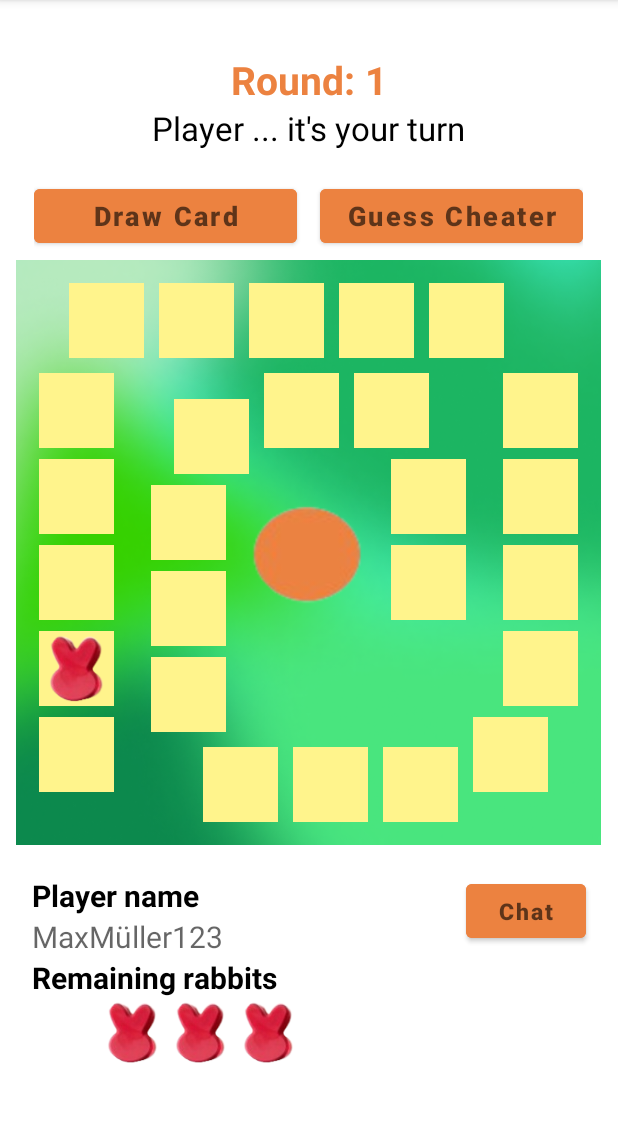
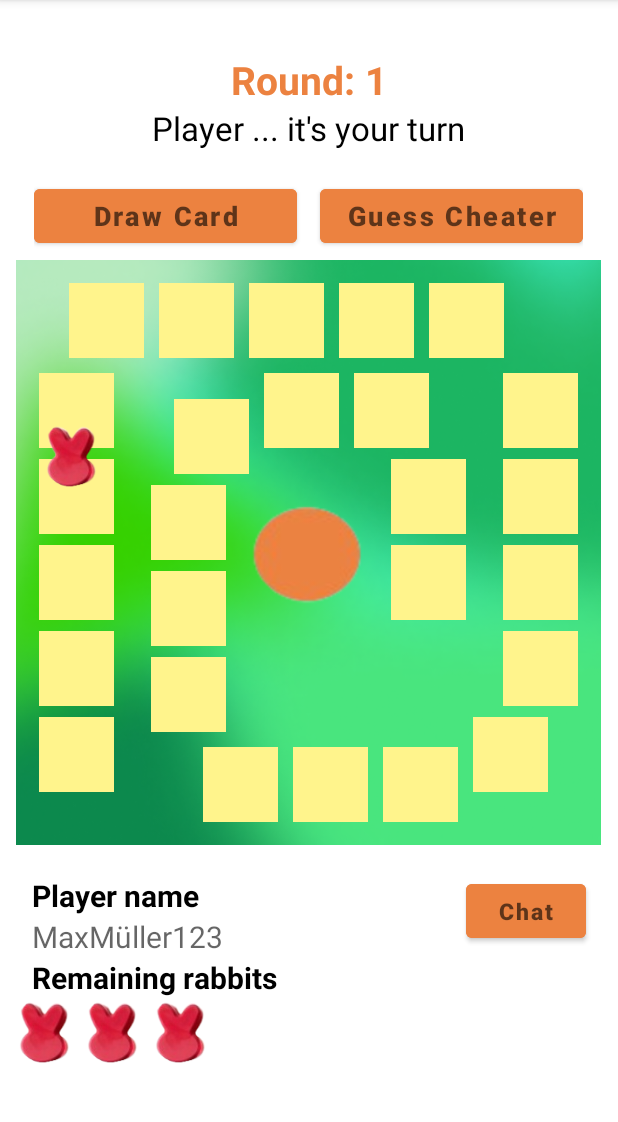
Before and after one commit to SE2-Gruppe-III-LottiKarotti/Frontend, an Android app: the GameActivity screen opened directly, with no data from a screen before it, after a tap on an icon or button, on a phone screen of 412 x 824 dp, the part 84-1206 px from its top. Run offline under Robolectric (Android 15) with nearby library versions, the phone set to English and light mode, and no system bars.

Commit message:
Update first game moves

```diff
--- a/app/src/main/java/at/aau/serg/websocketdemoapp/activities/GameActivity.java
+++ b/app/src/main/java/at/aau/serg/websocketdemoapp/activities/GameActivity.java
@@ -2,9 +2,14 @@ package at.aau.serg.websocketdemoapp.activities;
 
 import static com.google.gson.internal.$Gson$Types.arrayOf;
 
+import android.animation.AnimatorSet;
+import android.animation.ObjectAnimator;
+import android.annotation.SuppressLint;
 import android.graphics.drawable.Drawable;
 import android.os.Bundle;
 import android.view.View;
+import android.view.ViewGroup;
+import android.view.animation.AccelerateDecelerateInterpolator;
 import android.widget.ImageView;
 import android.widget.TextView;
 
@@ -16,10 +21,14 @@ import androidx.core.view.ViewCompat;
 import androidx.core.view.WindowInsetsCompat;
 
 import java.lang.reflect.Array;
+import java.util.Random;
 
 import at.aau.serg.websocketdemoapp.R;
 
 public class GameActivity extends AppCompatActivity {
+    ImageView[] fields;
+
+    int[] rabbitPosition = {0,0,0,0,0,0,0,0,0,0,0,0,0,0,0,0,0,0,0,0,0,0,0,0,0,0};
 
     @Override
     protected void onCreate(Bundle savedInstanceState) {
@@ -32,71 +41,85 @@ public class GameActivity extends AppCompatActivity {
             return insets;
         });
 
-        int[] fields = new int[26];
-
         ImageView rabbit1 = findViewById(R.id.rabbit1);
         ImageView rabbit2 = findViewById(R.id.rabbit2);
         ImageView rabbit3 = findViewById(R.id.rabbit3);
         ImageView rabbit4 = findViewById(R.id.rabbit4);
 
-        TextView field1 = findViewById(R.id.field1);
+        ImageView field1 = findViewById(R.id.field1);
         ImageView field2 = findViewById(R.id.field2);
-        TextView field3 = findViewById(R.id.field3);
-        TextView field4 = findViewById(R.id.field4);
-        TextView field5 = findViewById(R.id.field5);
-        TextView field6 = findViewById(R.id.field6);
-        TextView field7 = findViewById(R.id.field7);
-        TextView field8 = findViewById(R.id.field8);
-        TextView field9 = findViewById(R.id.field9);
-        TextView field10 = findViewById(R.id.field10);
-        TextView field11 = findViewById(R.id.field11);
-        TextView field12 = findViewById(R.id.field12);
-        TextView field13 = findViewById(R.id.field13);
-        TextView field14 = findViewById(R.id.field14);
-        TextView field15 = findViewById(R.id.field15);
-        TextView field16 = findViewById(R.id.field16);
-        TextView field17 = findViewById(R.id.field17);
-        TextView field18 = findViewById(R.id.field18);
-        TextView field19 = findViewById(R.id.field19);
-        TextView field20 = findViewById(R.id.field20);
-        TextView field21 = findViewById(R.id.field21);
-        TextView field22 = findViewById(R.id.field22);
-        TextView field23 = findViewById(R.id.field23);
-        TextView field24 = findViewById(R.id.field24);
-        TextView field25 = findViewById(R.id.field25);
-        TextView field26 = findViewById(R.id.field26);
+        ImageView field3 = findViewById(R.id.field3);
+        ImageView field4 = findViewById(R.id.field4);
+        ImageView field5 = findViewById(R.id.field5);
+        ImageView field6 = findViewById(R.id.field6);
+        ImageView field7 = findViewById(R.id.field7);
+        ImageView field8 = findViewById(R.id.field8);
+        ImageView field9 = findViewById(R.id.field9);
+        ImageView field10 = findViewById(R.id.field10);
+        ImageView field11 = findViewById(R.id.field11);
+        ImageView field12 = findViewById(R.id.field12);
+        ImageView field13 = findViewById(R.id.field13);
+        ImageView field14 = findViewById(R.id.field14);
+        ImageView field15 = findViewById(R.id.field15);
+        ImageView field16 = findViewById(R.id.field16);
+        ImageView field17 = findViewById(R.id.field17);
+        ImageView field18 = findViewById(R.id.field18);
+        ImageView field19 = findViewById(R.id.field19);
+        ImageView field20 = findViewById(R.id.field20);
+        ImageView field21 = findViewById(R.id.field21);
+        ImageView field22 = findViewById(R.id.field22);
+        ImageView field23 = findViewById(R.id.field23);
+        ImageView field24 = findViewById(R.id.field24);
+        ImageView field25 = findViewById(R.id.field25);
+        ImageView field26 = findViewById(R.id.field26);
 
-        rabbit1.setOnClickListener(new View.OnClickListener() {
-            @Override
-            public void onClick(View v) {
-                field2.setImageResource(R.drawable.red_rabbit);
-                rabbit1.setImageDrawable(null);
-            }
+        fields = new ImageView[]{field1, field2, field3, field4, field5, field6, field7, field8, field9,
+                field10, field11, field12, field13, field14, field15, field16, field17, field18, field19,
+                field20, field21, field22, field23, field24, field25, field26};
+
+        rabbit1.setOnClickListener(v -> {
+            moveRabbit(rabbit1, currentRabbitPosition(1));
+            //rabbit1.setImageDrawable(null);
         });
 
-        rabbit2.setOnClickListener(new View.OnClickListener() {
-            @Override
-            public void onClick(View v) {
-                field2.setImageResource(R.drawable.red_rabbit);
-                rabbit1.setImageDrawable(null);
-            }
+        rabbit2.setOnClickListener(v -> {
         });
 
-        rabbit3.setOnClickListener(new View.OnClickListener() {
-            @Override
-            public void onClick(View v) {
-                field2.setImageResource(R.drawable.red_rabbit);
-                rabbit1.setImageDrawable(null);
-            }
+        rabbit3.setOnClickListener(v -> {
         });
 
-        rabbit4.setOnClickListener(new View.OnClickListener() {
-            @Override
-            public void onClick(View v) {
-                field2.setImageResource(R.drawable.red_rabbit);
-                rabbit1.setImageDrawable(null);
-            }
+        rabbit4.setOnClickListener(v -> {
         });
     }
 
-}
+    private int currentRabbitPosition(int rabbitNumber) {
+        for (int i = 0; i < rabbitPosition.length; i++) {
+            if (rabbitPosition[i] == rabbitNumber) {
+                rabbitPosition[i] = 0;
+                return i;
+            }
+        }
+        return 0;
+    }
+
+    private void moveRabbit(ImageView clickedRabbit, int currentPosition) {
+        Random rand = new Random();
+        int fieldToGo = rand.nextInt(4);
+        ViewGroup parentLayout = (ViewGroup) findViewById(R.id.relative_layout3);
+        ViewGroup currentParent = (ViewGroup) clickedRabbit.getParent();
+        currentParent.removeView(clickedRabbit);
+
+        // Add the rabbit ImageView to the parent layout of the fields
+        parentLayout.addView(clickedRabbit);
+        //fields[currentPosition].setImageDrawable(null);
+        //fields[currentPosition+fieldToGo].setImageResource(R.drawable.red_rabbit);
+
+        float targetX = fields[currentPosition+fieldToGo].getX();
+        float targetY = fields[currentPosition+fieldToGo].getY();
+
+        clickedRabbit.setX(targetX);
+        clickedRabbit.setY(targetY);
+
+        rabbitPosition[currentPosition+fieldToGo]=1;
+        }
+    }
--- a/app/src/main/res/layout/activity_game.xml
+++ b/app/src/main/res/layout/activity_game.xml
@@ -76,7 +76,7 @@
         android:layout_marginBottom="20dp"
         android:background="@drawable/background">
 
-        <TextView
+        <ImageView
             android:id="@+id/field5"
             android:layout_width="50dp"
             android:layout_height="50dp"
@@ -86,7 +86,7 @@
             android:layout_marginBottom="7dp"
             android:background="@color/yellow" />
 
-        <TextView
+        <ImageView
             android:id="@+id/field4"
             android:layout_width="50dp"
             android:layout_height="50dp"
@@ -95,7 +95,7 @@
             android:layout_marginBottom="7dp"
             android:background="@color/yellow" />
 
-        <TextView
+        <ImageView
             android:id="@+id/field3"
             android:layout_width="50dp"
             android:layout_height="50dp"
@@ -113,7 +113,7 @@
             android:layout_marginBottom="7dp"
             android:background="@color/yellow" />
 
-        <TextView
+        <ImageView
             android:id="@+id/field1"
             android:layout_width="50dp"
             android:layout_height="50dp"
@@ -122,7 +122,7 @@
             android:layout_marginBottom="7dp"
             android:background="@color/yellow" />
 
-        <TextView
+        <ImageView
             android:id="@+id/field6"
             android:layout_width="50dp"
             android:layout_height="50dp"
@@ -132,7 +132,7 @@
             android:layout_marginBottom="7dp"
             android:background="@color/yellow" />
 
-        <TextView
+        <ImageView
             android:id="@+id/field7"
             android:layout_width="50dp"
             android:layout_height="50dp"
@@ -141,7 +141,7 @@
             android:layout_toEndOf="@id/field6"
             android:background="@color/yellow" />
 
-        <TextView
+        <ImageView
             android:id="@+id/field8"
             android:layout_width="50dp"
             android:layout_height="50dp"
@@ -150,7 +150,7 @@
             android:layout_toEndOf="@id/field7"
             android:background="@color/yellow" />
 
-        <TextView
+        <ImageView
             android:id="@+id/field9"
             android:layout_width="50dp"
             android:layout_height="50dp"
@@ -159,7 +159,7 @@
             android:layout_toEndOf="@id/field8"
             android:background="@color/yellow" />
 
-        <TextView
+        <ImageView
             android:id="@+id/field10"
             android:layout_width="50dp"
             android:layout_height="50dp"
@@ -168,7 +168,7 @@
             android:layout_toEndOf="@id/field9"
             android:background="@color/yellow" />
 
-        <TextView
+        <ImageView
             android:id="@+id/field11"
             android:layout_width="50dp"
             android:layout_height="50dp"
@@ -178,7 +178,7 @@
             android:layout_marginBottom="7dp"
             android:background="@color/yellow" />
 
-        <TextView
+        <ImageView
             android:id="@+id/field12"
             android:layout_width="50dp"
             android:layout_height="50dp"
@@ -188,7 +188,7 @@
             android:layout_marginBottom="7dp"
             android:background="@color/yellow" />
 
-        <TextView
+        <ImageView
             android:id="@+id/field13"
             android:layout_width="50dp"
             android:layout_height="50dp"
@@ -198,7 +198,7 @@
             android:layout_marginBottom="7dp"
             android:background="@color/yellow" />
 
-        <TextView
+        <ImageView
             android:id="@+id/field14"
             android:layout_width="50dp"
             android:layout_height="50dp"
@@ -208,7 +208,7 @@
             android:layout_marginBottom="7dp"
             android:background="@color/yellow" />
 
-        <TextView
+        <ImageView
             android:id="@+id/field15"
             android:layout_width="50dp"
             android:layout_height="50dp"
@@ -218,7 +218,7 @@
             android:layout_marginBottom="35dp"
             android:background="@color/yellow" />
 
-        <TextView
+        <ImageView
             android:id="@+id/field16"
             android:layout_width="50dp"
             android:layout_height="50dp"
@@ -228,7 +228,7 @@
             android:layout_toStartOf="@id/field15"
             android:background="@color/yellow" />
 
-        <TextView
+        <ImageView
             android:id="@+id/field17"
             android:layout_width="50dp"
             android:layout_height="50dp"
@@ -238,7 +238,7 @@
             android:layout_toStartOf="@id/field16"
             android:background="@color/yellow" />
 
-        <TextView
+        <ImageView
             android:id="@+id/field18"
             android:layout_width="50dp"
             android:layout_height="50dp"
@@ -248,7 +248,7 @@
             android:layout_toStartOf="@id/field17"
             android:background="@color/yellow" />
 
-        <TextView
+        <ImageView
             android:id="@+id/field19"
             android:layout_width="50dp"
             android:layout_height="50dp"
@@ -258,7 +258,7 @@
             android:layout_marginBottom="75dp"
             android:background="@color/yellow" />
 
-        <TextView
+        <ImageView
             android:id="@+id/field20"
             android:layout_width="50dp"
             android:layout_height="50dp"
@@ -267,7 +267,7 @@
             android:layout_marginBottom="7dp"
             android:background="@color/yellow" />
 
-        <TextView
+        <ImageView
             android:id="@+id/field21"
             android:layout_width="50dp"
             android:layout_height="50dp"
@@ -276,7 +276,7 @@
             android:layout_marginBottom="7dp"
             android:background="@color/yellow" />
 
-        <TextView
+        <ImageView
             android:id="@+id/field22"
             android:layout_width="50dp"
             android:layout_height="50dp"
@@ -285,7 +285,7 @@
             android:layout_marginBottom="7dp"
             android:background="@color/yellow" />
 
-        <TextView
+        <ImageView
             android:id="@+id/field23"
             android:layout_width="50dp"
             android:layout_height="50dp"
@@ -294,7 +294,7 @@
             android:layout_toEndOf="@id/field22"
             android:background="@color/yellow" />
 
-        <TextView
+        <ImageView
             android:id="@+id/field24"
             android:layout_width="50dp"
             android:layout_height="50dp"
@@ -303,7 +303,7 @@
             android:layout_toEndOf="@id/field23"
             android:background="@color/yellow" />
 
-        <TextView
+        <ImageView
             android:id="@+id/field25"
             android:layout_width="50dp"
             android:layout_height="50dp"
@@ -313,7 +313,7 @@
             android:layout_marginEnd="90dp"
             android:background="@color/yellow" />
 
-        <TextView
+        <ImageView
             android:id="@+id/field26"
             android:layout_width="50dp"
             android:layout_height="50dp"
@@ -393,7 +393,7 @@
             android:layout_height="46dp"
             android:layout_marginStart="15dp"
             app:srcCompat="@drawable/red_rabbit"
-            android:layout_below="@id/rabbits"/>
+            android:layout_below="@id/rabbits" />
 
         <ImageView
             android:id="@+id/rabbit2"
```
